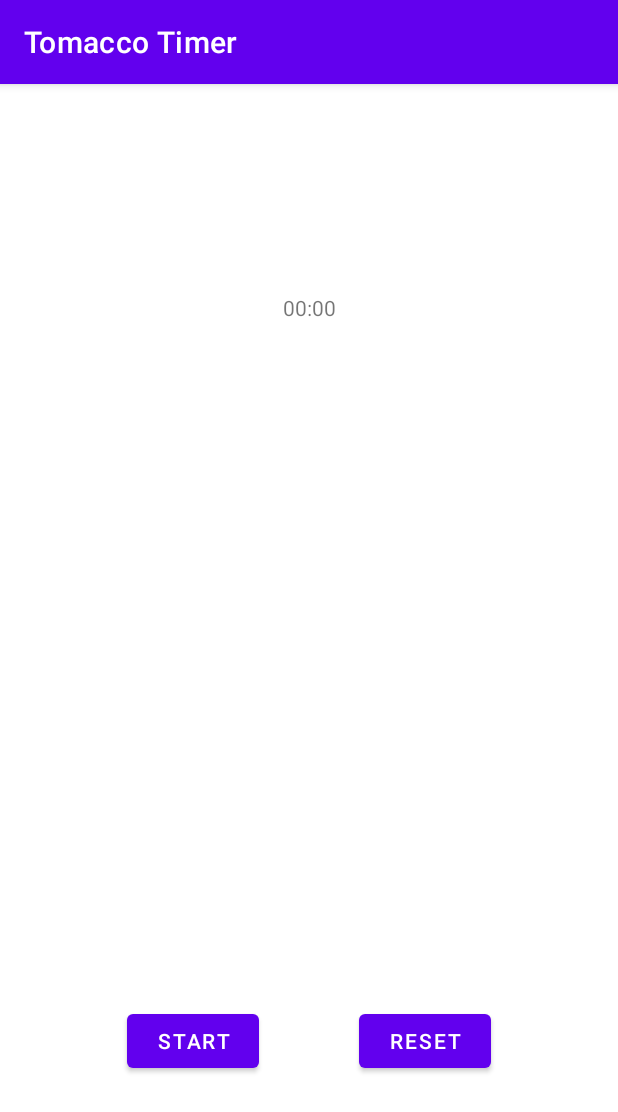
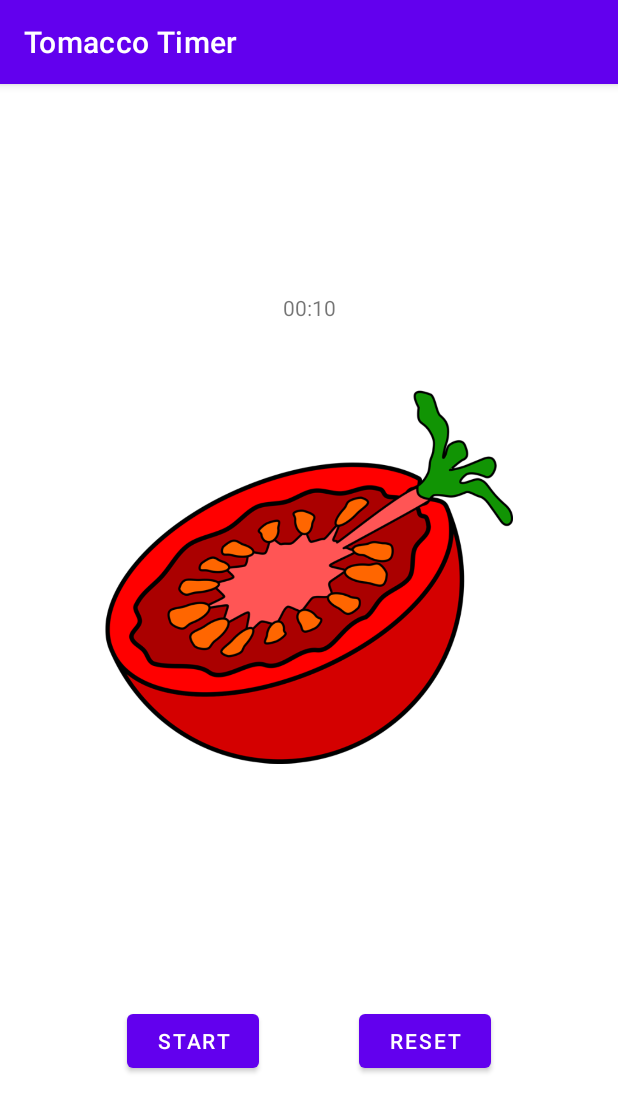
Before and after one commit to ignaciospeicys/tomacco-timer-app, an Android app: the screen it shows after launch (MainActivity), on a phone screen of 412 x 824 dp. Shown: the top 1112 px of the screen. Run offline under Robolectric (Android 15) with nearby library versions, the phone set to English and light mode, and no system bars.

Commit message:
finished MVP
- start button implemented
- stop button implemented
- reset button implemented
- ClockStateEnum enum to better handle possible clock states
- drawable main image added
- other small changes

```diff
--- /dev/null
+++ b/app/src/main/java/com/speicys/tomaccotimer/enums/ClockStateEnum.java
@@ -0,0 +1,27 @@
+package com.speicys.tomaccotimer.enums;
+
+public enum ClockStateEnum {
+
+    NOT_STARTED(0),
+    STARTED(1),
+    PAUSED(2);
+
+    private int state;
+
+    private ClockStateEnum(int state) {
+        this.state = state;
+    }
+
+    public ClockStateEnum getState() {
+        ClockStateEnum result = null;
+        for (ClockStateEnum st : ClockStateEnum.values()) {
+            if (this.state == st.state) {
+                result = st;
+                break;
+            }
+        }
+        if (result == null)
+            throw new IllegalStateException("Invalid state value");
+        return result;
+    }
+}
--- a/app/src/main/res/layout/activity_main.xml
+++ b/app/src/main/res/layout/activity_main.xml
@@ -13,6 +13,7 @@
         android:layout_marginStart="84dp"
         android:layout_marginEnd="239dp"
         android:layout_marginBottom="106dp"
+        android:onClick="startClock"
         android:text="@string/clock_start"
         app:layout_constraintBottom_toBottomOf="parent"
         app:layout_constraintEnd_toEndOf="parent"
@@ -26,13 +27,14 @@
         android:layout_marginStart="66dp"
         android:layout_marginEnd="84dp"
         android:layout_marginBottom="106dp"
+        android:onClick="resetClock"
         android:text="@string/clock_reset"
         app:layout_constraintBottom_toBottomOf="parent"
         app:layout_constraintEnd_toEndOf="parent"
         app:layout_constraintStart_toEndOf="@+id/startClockButton" />
 
     <TextView
-        android:id="@+id/textView"
+        android:id="@+id/clockTextView"
         android:layout_width="wrap_content"
         android:layout_height="wrap_content"
         android:layout_marginStart="180dp"
@@ -45,4 +47,19 @@
         app:layout_constraintStart_toStartOf="parent"
         app:layout_constraintTop_toTopOf="parent" />
 
+    <ImageView
+        android:id="@+id/tomatoView"
+        android:layout_width="272dp"
+        android:layout_height="380dp"
+        android:layout_marginStart="70dp"
+        android:layout_marginTop="120dp"
+        android:layout_marginEnd="70dp"
+        android:layout_marginBottom="77dp"
+        android:contentDescription="@string/tomato_desc"
+        app:layout_constraintBottom_toTopOf="@+id/startClockButton"
+        app:layout_constraintEnd_toEndOf="parent"
+        app:layout_constraintStart_toStartOf="parent"
+        app:layout_constraintTop_toTopOf="parent"
+        app:srcCompat="@drawable/tomato_vanilla_small" />
+
 </androidx.constraintlayout.widget.ConstraintLayout>
--- a/app/src/main/res/values/strings.xml
+++ b/app/src/main/res/values/strings.xml
@@ -1,6 +1,8 @@
 <resources>
     <string name="app_name">Tomacco Timer</string>
     <string name="clock_start">Start</string>
+    <string name="clock_stop">Stop</string>
     <string name="clock_reset">Reset</string>
-    <string name="display_start">00:00</string>
+    <string name="display_start">00:10</string>
+    <string name="tomato_desc">This Tomato will slowly morph into a Tomacco</string>
 </resources>
```
Also changed, not shown: app/src/main/java/com/speicys/tomaccotimer/MainActivity.java (+73 -3 lines), app/src/main/java/com/speicys/tomaccotimer/util/StringUtils.java (added, +17 -0 lines), app/src/main/res/drawable-v24/tomato_vanilla_small.png (added).
